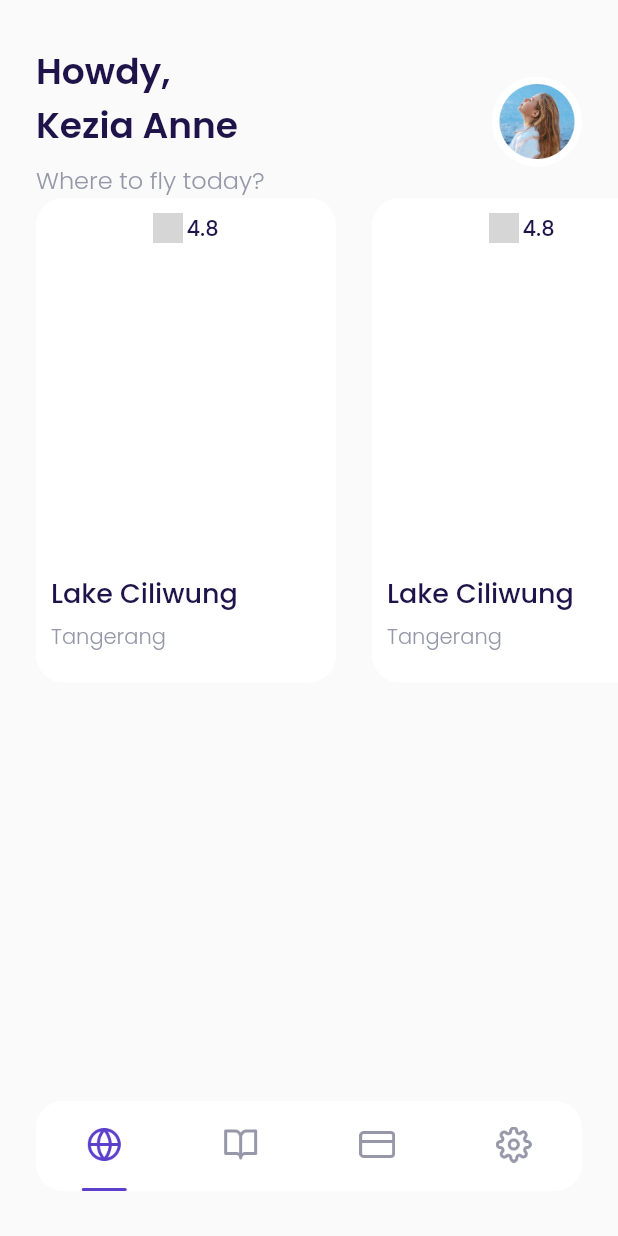
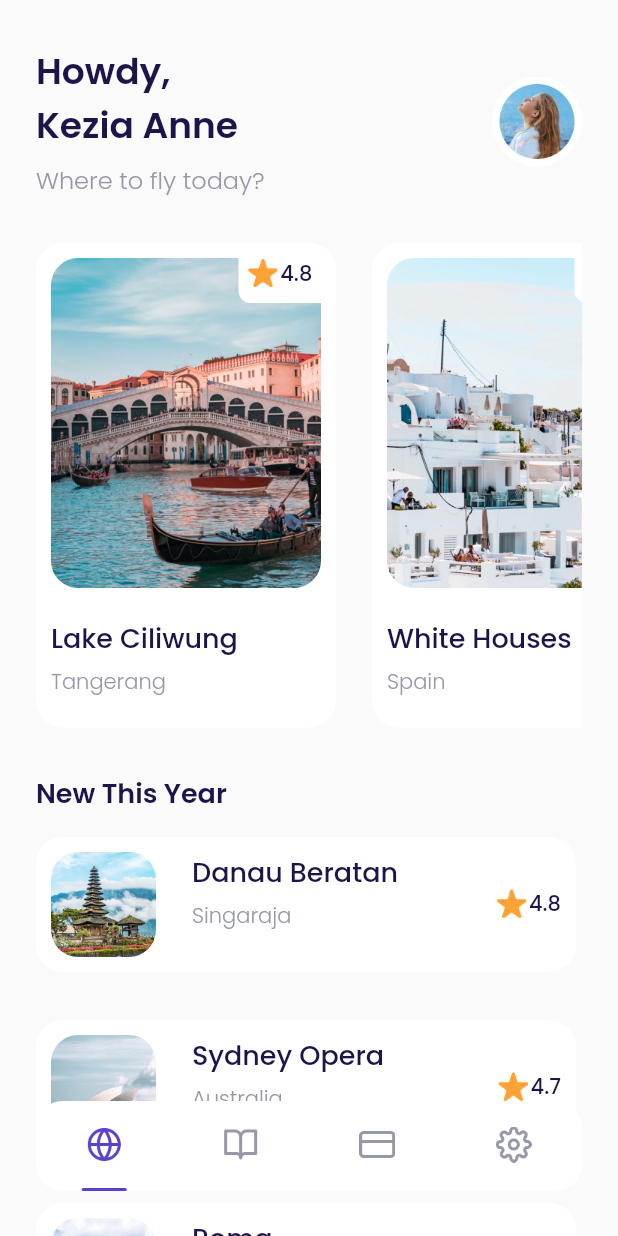
Before and after one commit to asrafilll/airplane-bwa, a Flutter app: the MainPage screen opened by its route, on a phone screen of 412 x 824 dp. Run offline on Flutter 3.47's test engine with Material 2 defaults, Android fonts, the phone set to English and light mode, and no system bars; our stand-ins replace google_fonts; grey boxes are pictures that could not be loaded.

Commit message:
NewDestination Section done

```diff
--- a/lib/ui/pages/homepage/component/destination_card.dart
+++ b/lib/ui/pages/homepage/component/destination_card.dart
@@ -5,13 +5,15 @@ class DestinationCard extends StatelessWidget {
   const DestinationCard({
     Key? key,
     required this.img,
+    required this.name,
     required this.city,
-    required this.name,
+    required this.rating,
   }) : super(key: key);
 
   final String img;
   final String name;
   final String city;
+  final double rating;
 
   @override
   Widget build(BuildContext context) {
@@ -33,10 +35,12 @@ class DestinationCard extends StatelessWidget {
             margin: const EdgeInsets.only(bottom: 20),
             decoration: BoxDecoration(
               borderRadius: BorderRadius.circular(defaultRadius),
-              image: const DecorationImage(
-                image: AssetImage('assets/image_destination1.png'),
+              image: DecorationImage(
+                image: AssetImage(img),
               ),
             ),
+            child: Align(
+              alignment: Alignment.topRight,
               child: Container(
                 width: 55,
                 height: 30,
@@ -56,12 +60,12 @@ class DestinationCard extends StatelessWidget {
                       margin: const EdgeInsets.only(right: 2),
                       decoration: const BoxDecoration(
                         image: DecorationImage(
-                        image: AssetImage('assets/icon_star.pnh'),
+                          image: AssetImage('assets/icon_star.png'),
                         ),
                       ),
                     ),
                     Text(
-                    '4.8',
+                      rating.toString(),
                       style: blackTextStyle.copyWith(
                         fontWeight: medium,
                       ),
@@ -70,8 +74,9 @@ class DestinationCard extends StatelessWidget {
                 ),
               ),
             ),
+          ),
           Text(
-            'Lake Ciliwung',
+            name,
             style: blackTextStyle.copyWith(
               fontSize: 18,
               fontWeight: medium,
@@ -79,7 +84,7 @@ class DestinationCard extends StatelessWidget {
           ),
           const SizedBox(height: 5),
           Text(
-            'Tangerang',
+            city,
             style: greyTextStyle.copyWith(
               fontWeight: light,
             ),
--- /dev/null
+++ b/lib/ui/pages/homepage/component/destination_tile.dart
@@ -0,0 +1,96 @@
+import 'package:airplane/shared/theme.dart';
+import 'package:flutter/material.dart';
+
+class DestinationTile extends StatelessWidget {
+  const DestinationTile({
+    Key? key,
+    required this.imgUrl,
+    required this.place,
+    required this.city,
+    required this.rating,
+  }) : super(key: key);
+
+  final String imgUrl;
+  final String place;
+  final String city;
+  final double rating;
+
+  @override
+  Widget build(BuildContext context) {
+    return Container(
+      width: 360,
+      height: 90,
+      margin: const EdgeInsets.only(
+        bottom: 16,
+        top: 16,
+      ),
+      padding: const EdgeInsets.all(10),
+      decoration: BoxDecoration(
+        color: kWhiteColor,
+        borderRadius: BorderRadius.circular(defaultRadius),
+      ),
+      child: Row(
+        mainAxisAlignment: MainAxisAlignment.spaceBetween,
+        children: [
+          Row(
+            children: [
+              Container(
+                width: 70,
+                height: 70,
+                margin: EdgeInsets.only(right: defaultMargin),
+                decoration: BoxDecoration(
+                  borderRadius: BorderRadius.circular(defaultRadius),
+                  image: DecorationImage(
+                    fit: BoxFit.cover,
+                    image: AssetImage(
+                      imgUrl,
+                    ),
+                  ),
+                ),
+              ),
+              Column(
+                crossAxisAlignment: CrossAxisAlignment.start,
+                children: [
+                  Text(
+                    place,
+                    style: blackTextStyle.copyWith(
+                      fontWeight: medium,
+                      fontSize: 18,
+                    ),
+                  ),
+                  const SizedBox(height: 5),
+                  Text(
+                    city,
+                    style: greyTextStyle.copyWith(fontWeight: light),
+                  ),
+                ],
+              ),
+            ],
+          ),
+          Row(
+            mainAxisAlignment: MainAxisAlignment.center,
+            crossAxisAlignment: CrossAxisAlignment.start,
+            children: [
+              Container(
+                width: 20,
+                height: 20,
+                margin: const EdgeInsets.only(right: 2),
+                decoration: const BoxDecoration(
+                  image: DecorationImage(
+                    image: AssetImage('assets/icon_star.png'),
+                  ),
+                ),
+              ),
+              Text(
+                rating.toString(),
+                style: blackTextStyle.copyWith(
+                  fontWeight: medium,
+                ),
+              )
+            ],
+          ),
+        ],
+      ),
+    );
+  }
+}
--- a/lib/ui/pages/homepage/component/header_component.dart
+++ b/lib/ui/pages/homepage/component/header_component.dart
@@ -7,10 +7,9 @@ class HeaderHomeComponent extends StatelessWidget {
   @override
   Widget build(BuildContext context) {
     return Container(
-      margin: EdgeInsets.only(
-        left: defaultMargin,
-        right: defaultMargin,
-        top: 30,
+      margin: EdgeInsets.symmetric(
+        horizontal: defaultMargin,
+        vertical: 30,
       ),
       child: Row(
         mainAxisAlignment: MainAxisAlignment.spaceBetween,
--- /dev/null
+++ b/lib/ui/pages/homepage/component/new_destination_component.dart
@@ -0,0 +1,61 @@
+import 'package:airplane/shared/theme.dart';
+import 'package:airplane/ui/pages/homepage/component/destination_tile.dart';
+import 'package:flutter/material.dart';
+
+class NewDestinationComponent extends StatelessWidget {
+  const NewDestinationComponent({Key? key}) : super(key: key);
+
+  @override
+  Widget build(BuildContext context) {
+    return Container(
+      margin: EdgeInsets.only(
+        left: defaultMargin,
+        right: defaultMargin,
+        top: 30,
+        bottom: 100,
+      ),
+      child: Column(
+        crossAxisAlignment: CrossAxisAlignment.start,
+        children: [
+          Text(
+            'New This Year',
+            style: blackTextStyle.copyWith(
+              fontWeight: semibold,
+              fontSize: 18,
+            ),
+          ),
+          const DestinationTile(
+            imgUrl: 'assets/image_destination6.png',
+            place: 'Danau Beratan',
+            city: 'Singaraja',
+            rating: 4.8,
+          ),
+          const DestinationTile(
+            imgUrl: 'assets/image_destination7.png',
+            place: 'Sydney Opera',
+            city: 'Australia',
+            rating: 4.7,
+          ),
+          const DestinationTile(
+            imgUrl: 'assets/image_destination8.png',
+            place: 'Roma',
+            city: 'Italy',
+            rating: 4.8,
+          ),
+          const DestinationTile(
+            imgUrl: 'assets/image_destination9.png',
+            place: 'Payung Teduh',
+            city: 'Singapura',
+            rating: 4.5,
+          ),
+          const DestinationTile(
+            imgUrl: 'assets/image_destination10.png',
+            place: 'Hill Hey',
+            city: 'Monaco',
+            rating: 4.7,
+          ),
+        ],
+      ),
+    );
+  }
+}
--- a/lib/ui/pages/homepage/component/popular_destination_component.dart
+++ b/lib/ui/pages/homepage/component/popular_destination_component.dart
@@ -1,3 +1,4 @@
+import 'package:airplane/shared/theme.dart';
 import 'package:airplane/ui/pages/homepage/component/destination_card.dart';
 import 'package:flutter/material.dart';
 
@@ -8,15 +9,44 @@ class PopularDestinationComponent extends StatelessWidget {
 
   @override
   Widget build(BuildContext context) {
-    return SingleChildScrollView(
-      scrollDirection: Axis.horizontal,
-      child: Row(
-        children: const [
-          DestinationCard(img: (''), city: '', name: 'name'),
-          DestinationCard(img: (''), city: '', name: 'name'),
-          DestinationCard(img: (''), city: '', name: 'name'),
-          DestinationCard(img: (''), city: '', name: 'name'),
-        ],
+    return Container(
+      margin: EdgeInsets.only(right: defaultMargin),
+      child: SingleChildScrollView(
+        scrollDirection: Axis.horizontal,
+        child: Row(
+          children: const [
+            DestinationCard(
+              img: ('assets/image_destination1.png'),
+              name: 'Lake Ciliwung',
+              city: 'Tangerang',
+              rating: 4.8,
+            ),
+            DestinationCard(
+              img: ('assets/image_destination2.png'),
+              name: 'White Houses',
+              city: 'Spain',
+              rating: 4.7,
+            ),
+            DestinationCard(
+              img: ('assets/image_destination3.png'),
+              name: 'Hill Hayo',
+              city: 'Monaco',
+              rating: 4.8,
+            ),
+            DestinationCard(
+              img: ('assets/image_destination4.png'),
+              name: 'Monarra',
+              city: 'Japan',
+              rating: 5.0,
+            ),
+            DestinationCard(
+              img: ('assets/image_destination5.png'),
+              name: 'Payung Teduh ',
+              city: 'Singapore',
+              rating: 4.8,
+            ),
+          ],
+        ),
       ),
     );
   }
--- a/lib/ui/pages/homepage/home_page.dart
+++ b/lib/ui/pages/homepage/home_page.dart
@@ -1,3 +1,4 @@
+import 'package:airplane/ui/pages/homepage/component/new_destination_component.dart';
 import 'package:airplane/ui/pages/homepage/component/popular_destination_component.dart';
 import 'package:flutter/material.dart';
 
@@ -12,6 +13,7 @@ class HomePage extends StatelessWidget {
       children: const [
         HeaderHomeComponent(),
         PopularDestinationComponent(),
+        NewDestinationComponent(),
       ],
     );
   }
```
Lines whose indentation alone changed are shown as unchanged.
